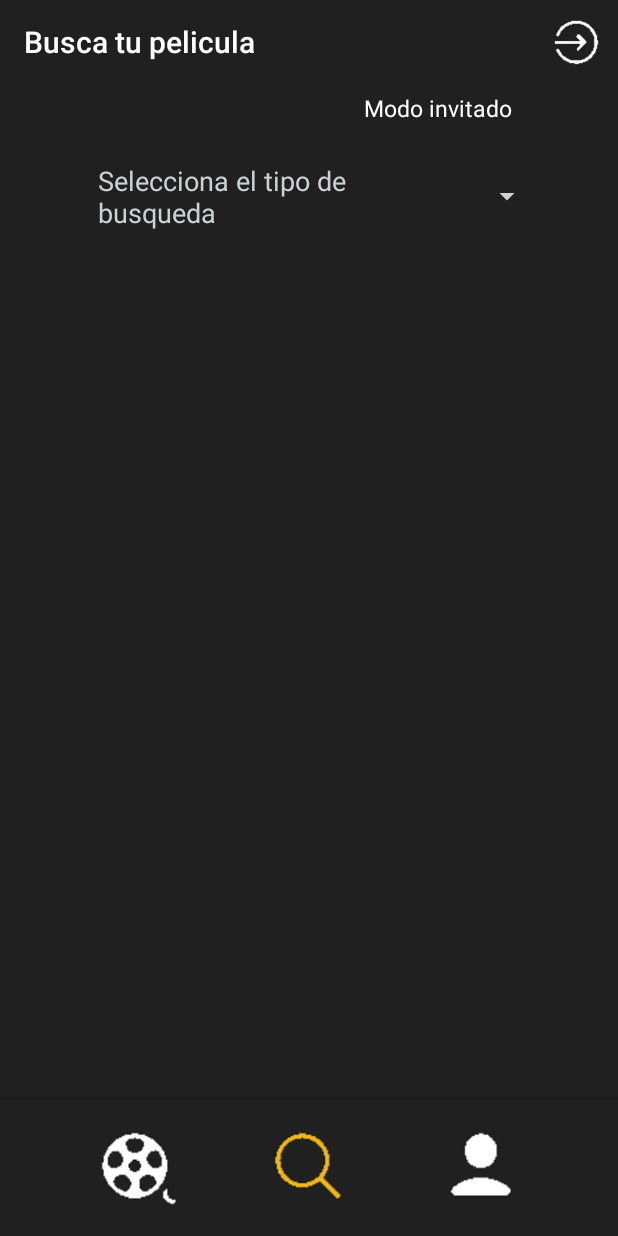
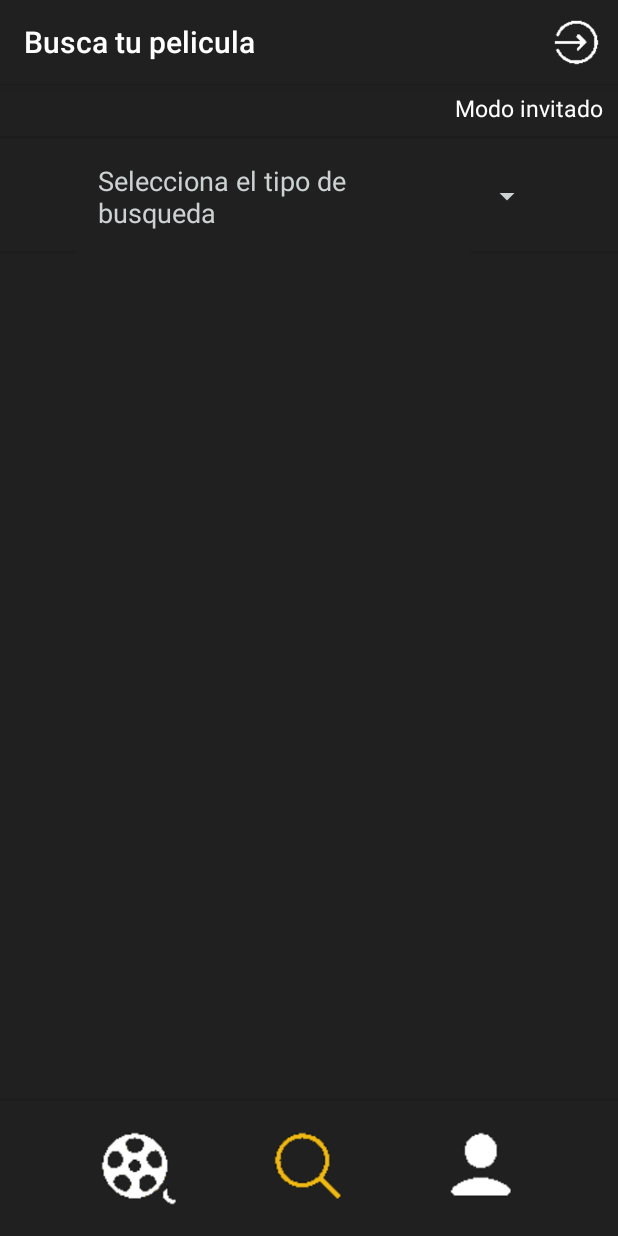
Before and after one commit to ekzGuille/rakutentvAndroid, an Android app: the FiltroActivity screen opened directly, with no data from a screen before it, on a phone screen of 412 x 824 dp. Run offline under Robolectric (Android 15) with nearby library versions, the light colour scheme and no system bars.

Commit message:
Cambios visuales

```diff
--- /dev/null
+++ b/Proyecto Android/RakutenTvApp/app/src/main/res/drawable/bg_spinner_layout.xml
@@ -0,0 +1,15 @@
+<?xml version="1.0" encoding="utf-8"?>
+<layer-list xmlns:android="http://schemas.android.com/apk/res/android">
+    <item >
+        <shape
+            android:shape="rectangle">
+            <solid android:color="#1D1D1D" />
+        </shape>
+    </item>
+    <item android:bottom="2dp">
+        <shape
+            android:shape="rectangle">
+            <solid android:color="@color/grisOscuro"/>
+        </shape>
+    </item>
+</layer-list>
--- a/Proyecto Android/RakutenTvApp/app/src/main/res/layout/activity_filtro.xml
+++ b/Proyecto Android/RakutenTvApp/app/src/main/res/layout/activity_filtro.xml
@@ -9,22 +9,21 @@
         android:layout_width="match_parent"
         android:layout_height="wrap_content"
         android:layout_gravity="right"
+        android:background="@drawable/bg_spinner_layout"
         android:orientation="horizontal"
         android:paddingTop="5dp"
         android:paddingBottom="10dp">
 
         <LinearLayout
             android:layout_width="match_parent"
-            android:layout_height="wrap_content"
+            android:layout_height="match_parent"
             android:gravity="right|center"
-            android:orientation="horizontal"
-            android:weightSum="100">
+            android:orientation="horizontal">
 
             <TextView
                 android:id="@+id/textSaludo"
                 android:layout_width="wrap_content"
                 android:layout_height="wrap_content"
-                android:layout_weight="20"
                 android:gravity="right"
                 android:textColor="@color/blanco"
                 android:textSize="15dp" />
@@ -34,7 +33,6 @@
                 android:layout_width="wrap_content"
                 android:layout_height="wrap_content"
                 android:layout_marginRight="10dp"
-                android:layout_weight="20"
                 android:gravity="right"
                 android:textColor="@color/dorado"
                 android:textSize="15dp"
@@ -46,8 +44,10 @@
     <LinearLayout
         android:layout_width="match_parent"
         android:layout_height="wrap_content"
+        android:background="@drawable/bg_spinner_layout"
         android:gravity="right|center"
         android:orientation="horizontal"
+
         android:weightSum="100">
 
 
@@ -74,6 +74,7 @@
                     android:layout_width="match_parent"
                     android:layout_height="wrap_content"
                     android:visibility="gone">
+
                     <EditText
                         android:id="@+id/searchBar"
                         android:layout_width="match_parent"
@@ -82,9 +83,9 @@
                         android:backgroundTint="@color/dorado"
                         android:cursorVisible="true"
                         android:ems="10"
-                    android:paddingLeft="10dp"
                         android:hint="Introduce el titulo"
                         android:inputType="text"
+                        android:paddingLeft="10dp"
                         android:textColor="@color/blanco"
                         android:textColorHint="@color/dorado" />
 
@@ -92,8 +93,9 @@
                         android:id="@+id/hacerBusqueda"
                         android:layout_width="25dp"
                         android:layout_height="25dp"
-                        android:background="@drawable/buscar"/>
+                        android:background="@drawable/buscar" />
                 </LinearLayout>
+
                 <Spinner
                     android:id="@+id/spinnerBusquedaSec"
                     android:layout_width="match_parent"
--- a/Proyecto Android/RakutenTvApp/app/src/main/res/layout/activity_lista_peliculas.xml
+++ b/Proyecto Android/RakutenTvApp/app/src/main/res/layout/activity_lista_peliculas.xml
@@ -11,7 +11,8 @@
         android:layout_gravity="right"
         android:orientation="horizontal"
         android:paddingTop="5dp"
-        android:paddingBottom="10dp">
+        android:paddingBottom="10dp"
+        android:background="@drawable/bg_spinner_layout">
 
         <LinearLayout
             android:layout_width="match_parent"
--- a/Proyecto Android/RakutenTvApp/app/src/main/res/layout/activity_perfil.xml
+++ b/Proyecto Android/RakutenTvApp/app/src/main/res/layout/activity_perfil.xml
@@ -11,7 +11,8 @@
         android:layout_gravity="right"
         android:orientation="horizontal"
         android:paddingTop="5dp"
-        android:paddingBottom="10dp">
+        android:paddingBottom="10dp"
+        android:background="@drawable/bg_spinner_layout">
 
         <LinearLayout
             android:layout_width="match_parent"
```
Lines whose indentation alone changed are shown as unchanged.
